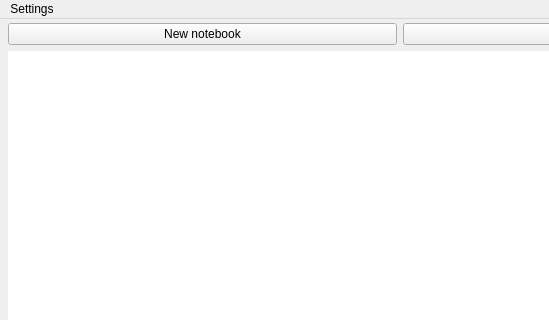
cas--/Qvernote, file QvernoteView.ui: the form before one commit; both pictures show x 0 to 549 and y 0 to 320 of the 800 by 600 pixel window.
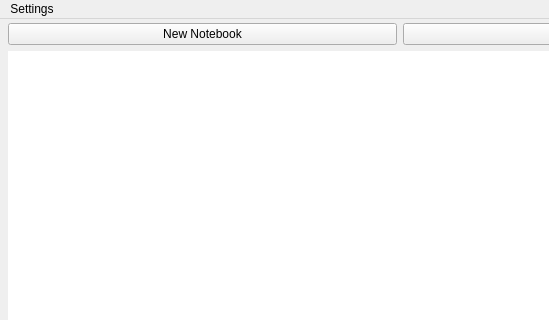
The form after the commit. Icons and pictures are not drawn. Custom widgets are drawn as their Qt base class.

Commit message: Standardise notebook labels

What changed in the file:
```diff
--- a/QvernoteView.ui
+++ b/QvernoteView.ui
@@ -54,7 +54,7 @@
         <item row="1" column="0">
          <widget class="QPushButton" name="pbNewNotebook">
           <property name="text">
-           <string>New notebook</string>
+           <string>New Notebook</string>
           </property>
           <property name="icon">
            <iconset resource="Resources/Icons.qrc">
```
Left out of the diff: 2 changed lines with no effect on the pictures. The commit also changes 5 other files.
